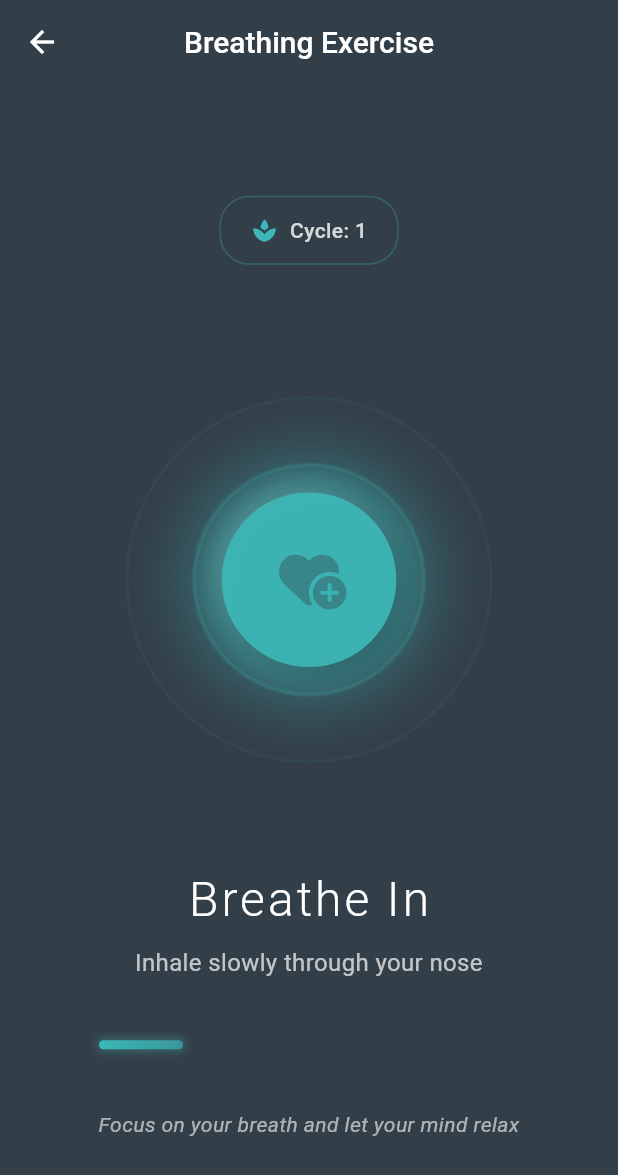
After one commit to sanalsanjanz/mediora, a Flutter app: the BreathingScreen screen opened directly, on a phone screen of 412 x 824 dp. The commit adds this screen. Shown: the top 1175 px of the screen. Run offline on Flutter 3.47's test engine with Material 3 defaults, Android fonts, the phone set to English and light mode, and no system bars; our stand-ins replace audioplayers, awesome_bottom_bar, custom_refresh_indicator, firebase_core, firebase_messaging, flutter_local_notifications and 11 more; missing offline and left inert: custom_clippers; accounts and stored records are empty.

Commit message:
added breath in game

```diff
--- /dev/null
+++ b/lib/helper/colors.dart
@@ -0,0 +1,4 @@
+import 'package:flutter/widgets.dart';
+
+Color colorPrimary = Color(0xFF3CB8B8);
+Color secondoryColor = Color(0xFF333F48);
--- a/lib/main.dart
+++ b/lib/main.dart
@@ -1,4 +1,5 @@
 import 'package:flutter/material.dart';
+import 'package:mediora/helper/colors.dart';
 import 'package:mediora/services/notification_service.dart';
 import 'package:mediora/splash_screen.dart';
 
@@ -22,7 +23,7 @@ class MyApp extends StatelessWidget {
       debugShowCheckedModeBanner: false,
       title: 'Mediora-Connect',
       theme: ThemeData(
-        colorScheme: ColorScheme.fromSeed(seedColor: Colors.deepPurple),
+        colorScheme: ColorScheme.fromSeed(seedColor: colorPrimary),
       ),
       home: MedioraSplashScreen(fcm: fcm),
     );
--- /dev/null
+++ b/lib/patients/games/breathin_game.dart
@@ -0,0 +1,426 @@
+import 'package:flutter/material.dart';
+import 'dart:math' as math;
+import 'package:audioplayers/audioplayers.dart';
+import 'package:icons_plus/icons_plus.dart';
+
+class BreathingScreen extends StatefulWidget {
+  @override
+  _BreathingScreenState createState() => _BreathingScreenState();
+}
+
+class _BreathingScreenState extends State<BreathingScreen>
+    with TickerProviderStateMixin {
+  late AnimationController _breathingController;
+  late AnimationController _rippleController;
+  late AnimationController _progressController;
+
+  late Animation<double> _breathingAnimation;
+  late Animation<double> _rippleAnimation;
+  late Animation<double> _progressAnimation;
+
+  bool isBreathingIn = true;
+  int currentCycle = 0;
+
+  // Audio player
+  late AudioPlayer _audioPlayer;
+  bool isMusicPlaying = false;
+
+  // Colors
+  final Color colorPrimary = Color(0xFF3CB8B8);
+  final Color secondaryColor = Color(0xFF333F48);
+
+  // Breathing parameters
+  final int inhaleDuration = 4000; // milliseconds
+  final int exhaleDuration = 4000;
+  final int holdDuration = 1000; // brief pause between breaths
+
+  @override
+  void initState() {
+    super.initState();
+    _audioPlayer = AudioPlayer();
+    _setupAnimations();
+    _startBreathingCycle();
+    _playBackgroundMusic();
+  }
+
+  void _setupAnimations() {
+    // Main breathing animation
+    _breathingController = AnimationController(
+      vsync: this,
+      duration: Duration(milliseconds: inhaleDuration),
+    );
+
+    _breathingAnimation = Tween<double>(begin: 0.6, end: 1.0).animate(
+      CurvedAnimation(parent: _breathingController, curve: Curves.easeInOut),
+    );
+
+    // Ripple effect animation
+    _rippleController = AnimationController(
+      vsync: this,
+      duration: Duration(seconds: 3),
+    );
+
+    _rippleAnimation = Tween<double>(begin: 0.0, end: 1.0).animate(
+      CurvedAnimation(parent: _rippleController, curve: Curves.easeOut),
+    );
+
+    // Progress animation for the full cycle
+    _progressController = AnimationController(
+      vsync: this,
+      duration: Duration(
+        milliseconds: inhaleDuration + exhaleDuration + holdDuration,
+      ),
+    );
+
+    _progressAnimation = Tween<double>(begin: 0.0, end: 1.0).animate(
+      CurvedAnimation(parent: _progressController, curve: Curves.linear),
+    );
+  }
+
+  Future<void> _playBackgroundMusic() async {
+    try {
+      // You can replace this with your own meditation music file
+      // For now, using a placeholder URL - replace with your asset or URL
+      await _audioPlayer.setSource(AssetSource('audio/meditation-music.mp3'));
+      await _audioPlayer.setReleaseMode(ReleaseMode.loop);
+      await _audioPlayer.setVolume(0.3); // Set volume to 30%
+      await _audioPlayer.resume();
+      setState(() {
+        isMusicPlaying = true;
+      });
+    } catch (e) {
+      print('Error playing background music: $e');
+      // If local asset fails, you could try a URL source:
+      // await _audioPlayer.play(UrlSource('https://example.com/meditation-music.mp3'));
+    }
+  }
+
+  Future<void> _toggleMusic() async {
+    if (isMusicPlaying) {
+      await _audioPlayer.pause();
+      setState(() {
+        isMusicPlaying = false;
+      });
+    } else {
+      await _audioPlayer.resume();
+      setState(() {
+        isMusicPlaying = true;
+      });
+    }
+  }
+
+  void _startBreathingCycle() {
+    _breathingController.addStatusListener((status) {
+      if (status == AnimationStatus.completed) {
+        // Inhale completed - start exhale
+        setState(() {
+          isBreathingIn = false;
+        });
+        _breathingController.duration = Duration(milliseconds: exhaleDuration);
+        _breathingController.reverse();
+      } else if (status == AnimationStatus.dismissed) {
+        // Exhale completed - brief pause then start inhale
+        Future.delayed(Duration(milliseconds: holdDuration ~/ 2), () {
+          if (mounted) {
+            setState(() {
+              isBreathingIn = true;
+              currentCycle++;
+            });
+            _breathingController.duration = Duration(
+              milliseconds: inhaleDuration,
+            );
+            _breathingController.forward();
+            _progressController.forward();
+          }
+        });
+      }
+    });
+
+    _progressController.addStatusListener((status) {
+      if (status == AnimationStatus.completed) {
+        _progressController.reset();
+      }
+    });
+
+    // Start the animations
+    _breathingController.forward();
+    _progressController.forward();
+    _rippleController.repeat();
+  }
+
+  @override
+  void dispose() {
+    _breathingController.dispose();
+    _rippleController.dispose();
+    _progressController.dispose();
+    _audioPlayer.dispose();
+    super.dispose();
+  }
+
+  Widget _buildRippleEffect() {
+    return AnimatedBuilder(
+      animation: _rippleAnimation,
+      builder: (context, child) {
+        return Stack(
+          alignment: Alignment.center,
+          children: List.generate(3, (index) {
+            final delay = index * 0.3;
+            final animationValue = (_rippleAnimation.value - delay).clamp(
+              0.0,
+              1.0,
+            );
+
+            return Container(
+              width: 300 * animationValue,
+              height: 300 * animationValue,
+              decoration: BoxDecoration(
+                shape: BoxShape.circle,
+                border: Border.all(
+                  color: colorPrimary.withOpacity(0.3 * (1 - animationValue)),
+                  width: 2,
+                ),
+              ),
+            );
+          }),
+        );
+      },
+    );
+  }
+
+  Widget _buildBreathingCircle() {
+    return AnimatedBuilder(
+      animation: _breathingAnimation,
+      builder: (context, child) {
+        return Container(
+          width: 200 * _breathingAnimation.value,
+          height: 200 * _breathingAnimation.value,
+          decoration: BoxDecoration(
+            gradient: RadialGradient(
+              colors: [
+                colorPrimary.withOpacity(0.8),
+                colorPrimary.withOpacity(0.4),
+                colorPrimary.withOpacity(0.1),
+              ],
+              stops: [0.0, 0.7, 1.0],
+            ),
+            shape: BoxShape.circle,
+            boxShadow: [
+              BoxShadow(
+                color: colorPrimary.withOpacity(0.3),
+                blurRadius: 30,
+                spreadRadius: 10,
+              ),
+            ],
+          ),
+          child: Container(
+            margin: EdgeInsets.all(20),
+            decoration: BoxDecoration(
+              color: colorPrimary.withOpacity(0.9),
+              shape: BoxShape.circle,
+              boxShadow: [
+                BoxShadow(
+                  color: Colors.white.withOpacity(0.1),
+                  blurRadius: 10,
+                  offset: Offset(-5, -5),
+                ),
+                BoxShadow(
+                  color: Colors.black.withOpacity(0.2),
+                  blurRadius: 10,
+                  offset: Offset(5, 5),
+                ),
+              ],
+            ),
+            child: Center(
+              child: Icon(
+                FontAwesome.heart_circle_plus_solid,
+                // : Icons.keyboard_arrow_down,
+                color: secondaryColor.withAlpha(100),
+                size: 40,
+              ),
+            ),
+          ),
+        );
+      },
+    );
+  }
+
+  Widget _buildProgressIndicator() {
+    return AnimatedBuilder(
+      animation: _progressAnimation,
+      builder: (context, child) {
+        return Container(
+          width: 280,
+          height: 6,
+          decoration: BoxDecoration(
+            color: secondaryColor.withOpacity(0.3),
+            borderRadius: BorderRadius.circular(3),
+          ),
+          child: Row(
+            children: [
+              AnimatedContainer(
+                duration: Duration(milliseconds: 100),
+                width: 280 * _progressAnimation.value,
+                height: 6,
+                decoration: BoxDecoration(
+                  gradient: LinearGradient(
+                    colors: [colorPrimary, colorPrimary.withOpacity(0.6)],
+                  ),
+                  borderRadius: BorderRadius.circular(3),
+                  boxShadow: [
+                    BoxShadow(
+                      color: colorPrimary.withOpacity(0.4),
+                      blurRadius: 4,
+                      spreadRadius: 1,
+                    ),
+                  ],
+                ),
+              ),
+            ],
+          ),
+        );
+      },
+    );
+  }
+
+  Widget _buildInstructions() {
+    return Column(
+      children: [
+        AnimatedSwitcher(
+          duration: Duration(milliseconds: 300),
+          child: Text(
+            isBreathingIn ? 'Breathe In' : 'Breathe Out',
+            key: ValueKey(isBreathingIn),
+            style: TextStyle(
+              fontSize: 32,
+              color: Colors.white,
+              fontWeight: FontWeight.w300,
+              letterSpacing: 2,
+            ),
+          ),
+        ),
+        SizedBox(height: 8),
+        Text(
+          isBreathingIn
+              ? 'Inhale slowly through your nose'
+              : 'Exhale gently through your mouth',
+          style: TextStyle(
+            fontSize: 16,
+            color: Colors.white.withOpacity(0.7),
+            fontWeight: FontWeight.w400,
+          ),
+          textAlign: TextAlign.center,
+        ),
+      ],
+    );
+  }
+
+  Widget _buildSessionInfo() {
+    return Container(
+      padding: EdgeInsets.symmetric(horizontal: 20, vertical: 12),
+      decoration: BoxDecoration(
+        color: secondaryColor.withOpacity(0.3),
+        borderRadius: BorderRadius.circular(20),
+        border: Border.all(color: colorPrimary.withOpacity(0.3), width: 1),
+      ),
+      child: Row(
+        mainAxisSize: MainAxisSize.min,
+        children: [
+          Icon(Icons.spa, color: colorPrimary, size: 18),
+          SizedBox(width: 8),
+          Text(
+            'Cycle: ${currentCycle + 1}',
+            style: TextStyle(
+              color: Colors.white.withOpacity(0.8),
+              fontSize: 14,
+              fontWeight: FontWeight.w500,
+            ),
+          ),
+        ],
+      ),
+    );
+  }
+
+  @override
+  Widget build(BuildContext context) {
+    return Scaffold(
+      backgroundColor: secondaryColor,
+      appBar: AppBar(
+        backgroundColor: Colors.transparent,
+        elevation: 0,
+        leading: IconButton(
+          icon: Icon(Icons.arrow_back, color: Colors.white),
+          onPressed: () => Navigator.pop(context),
+        ),
+        title: Text(
+          'Breathing Exercise',
+          style: TextStyle(
+            color: Colors.white,
+            fontSize: 20,
+            fontWeight: FontWeight.w500,
+          ),
+        ),
+        centerTitle: true,
+      ),
+      body: SafeArea(
+        child: Center(
+          child: Column(
+            mainAxisAlignment: MainAxisAlignment.center,
+            crossAxisAlignment: CrossAxisAlignment.center,
+            children: [
+              SizedBox(height: 40),
+
+              // Session info
+              _buildSessionInfo(),
+
+              SizedBox(height: 60),
+
+              // Main breathing visualization
+              Container(
+                height: 300,
+                width: 300,
+                child: Stack(
+                  alignment: Alignment.center,
+                  children: [
+                    // Ripple effects
+                    _buildRippleEffect(),
+
+                    // Main breathing circle
+                    _buildBreathingCircle(),
+                  ],
+                ),
+              ),
+
+              SizedBox(height: 40),
+
+              // Instructions
+              _buildInstructions(),
+
+              SizedBox(height: 40),
+
+              // Progress indicator
+              _buildProgressIndicator(),
+
+              SizedBox(height: 40),
+
+              // Bottom tip
+              Padding(
+                padding: EdgeInsets.symmetric(horizontal: 40),
+                child: Text(
+                  'Focus on your breath and let your mind relax',
+                  style: TextStyle(
+                    fontSize: 14,
+                    color: Colors.white.withOpacity(0.6),
+                    fontStyle: FontStyle.italic,
+                  ),
+                  textAlign: TextAlign.center,
+                ),
+              ),
+
+              SizedBox(height: 30),
+            ],
+          ),
+        ),
+      ),
+    );
+  }
+}
--- a/lib/patients/views/patient_home_screen.dart
+++ b/lib/patients/views/patient_home_screen.dart
@@ -3,7 +3,9 @@ import 'package:custom_refresh_indicator/custom_refresh_indicator.dart';
 import 'package:flutter/material.dart';
 import 'package:mediora/apis/patients/api_helpers.dart';
 import 'package:mediora/apis/patients/preference_controller.dart';
+import 'package:mediora/patients/games/breathin_game.dart';
 import 'package:mediora/patients/views/ambulance_services.dart';
+import 'package:mediora/patients/views/breath_in_banner.dart';
 import 'package:mediora/patients/views/clinic_list.dart';
 import 'package:mediora/patients/views/doctors_list.dart';
 import 'package:mediora/patients/views/my_bookings.dart';
@@ -57,7 +59,7 @@ class _PatientHomeScreenState extends State<PatientHomeScreen> {
 
                   doctorsGrid(),
                   const SizedBox(height: 24),
-
+                  BreathingExerciseBanner(),
                   clinicGrid(),
                   const SizedBox(height: 24),
                   pharmacyGrid(),
--- a/lib/splash_screen.dart
+++ b/lib/splash_screen.dart
@@ -4,6 +4,7 @@ import 'package:flutter/material.dart';
 import 'package:mediora/apis/patients/preference_controller.dart';
 import 'package:mediora/login_screen.dart';
 import 'package:mediora/patients/views/patient_home_screen.dart';
+import 'package:mediora/patients/views/patient_landing_screen.dart';
 import 'package:shared_preferences/shared_preferences.dart';
 
 class MedioraSplashScreen extends StatefulWidget {
@@ -66,7 +67,7 @@ class _MedioraSplashScreenState extends State<MedioraSplashScreen>
       if (isLogged) {
         await PatientController.getPatientDetails();
         Navigator.of(context).pushAndRemoveUntil(
-          MaterialPageRoute(builder: (_) => PatientHomeScreen()),
+          MaterialPageRoute(builder: (_) => PatientLandingScreen()),
           (_) => false,
         );
       } else {
--- a/pubspec.yaml
+++ b/pubspec.yaml
@@ -57,6 +57,7 @@ dependencies:
   custom_refresh_indicator: ^4.0.1
   pdf: ^3.11.3
   printing: ^5.14.2
+  audioplayers: ^6.5.0
 
 dev_dependencies:
   flutter_test:
@@ -83,6 +84,7 @@ flutter:
   # To add assets to your application, add an assets section, like this:
   assets:
     - assets/patient/
+    - assets/audio/
   #   - images/a_dot_ham.jpeg
 
   # An image asset can refer to one or more resolution-specific "variants", see
```
Also changed, not shown: lib/patients/views/breath_in_banner.dart (added, +220 -0 lines), assets/logo.png (added), pubspec.lock, 6 other files.
